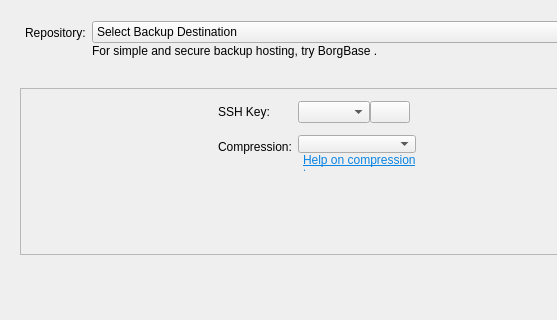
Qt form src/vorta/assets/UI/repotab.ui (borgbase/vorta) before a commit; both pictures show x 0 to 557 and y 0 to 320 of the 831 by 461 pixel window.
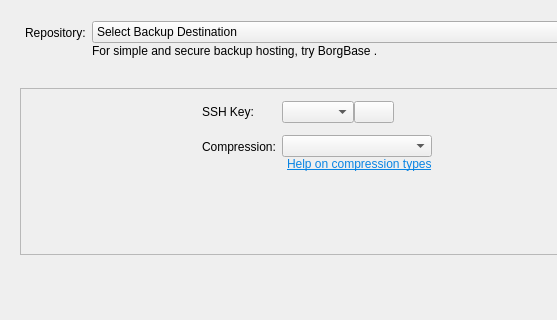
The same form after that commit.

Commit message:
Unify label font size in `repotab`.
* src/vorta/assets/UI/repotab.ui

Diff of the .ui file:
```diff
--- a/src/vorta/assets/UI/repotab.ui
+++ b/src/vorta/assets/UI/repotab.ui
@@ -272,19 +272,14 @@
                <verstretch>0</verstretch>
               </sizepolicy>
              </property>
-             <property name="font">
-              <font>
-               <pointsize>11</pointsize>
-              </font>
-             </property>
              <property name="text">
-              <string>&lt;html&gt;&lt;head/&gt;&lt;body&gt;&lt;a href=&quot;https://borgbackup.readthedocs.io/en/stable/usage/help.html#borg-help-compression&quot;&gt;&lt;small style=&quot; text-decoration: underline; color:#0984e3;&quot;&gt;Help on compression types&lt;/small&gt;&lt;/a&gt;&lt;/body&gt;&lt;/html&gt;</string>
+              <string>&lt;html&gt;&lt;head/&gt;&lt;body&gt;&lt;a href=&quot;https://borgbackup.readthedocs.io/en/stable/usage/help.html#borg-help-compression&quot;&gt;&lt;span style=&quot; text-decoration: underline; color:#0984e3;&quot;&gt;Help on compression types&lt;/span&gt;&lt;/a&gt;&lt;/body&gt;&lt;/html&gt;</string>
              </property>
              <property name="alignment">
               <set>Qt::AlignLeading|Qt::AlignLeft|Qt::AlignVCenter</set>
              </property>
              <property name="wordWrap">
-              <bool>true</bool>
+              <bool>false</bool>
              </property>
              <property name="indent">
               <number>5</number>
```
